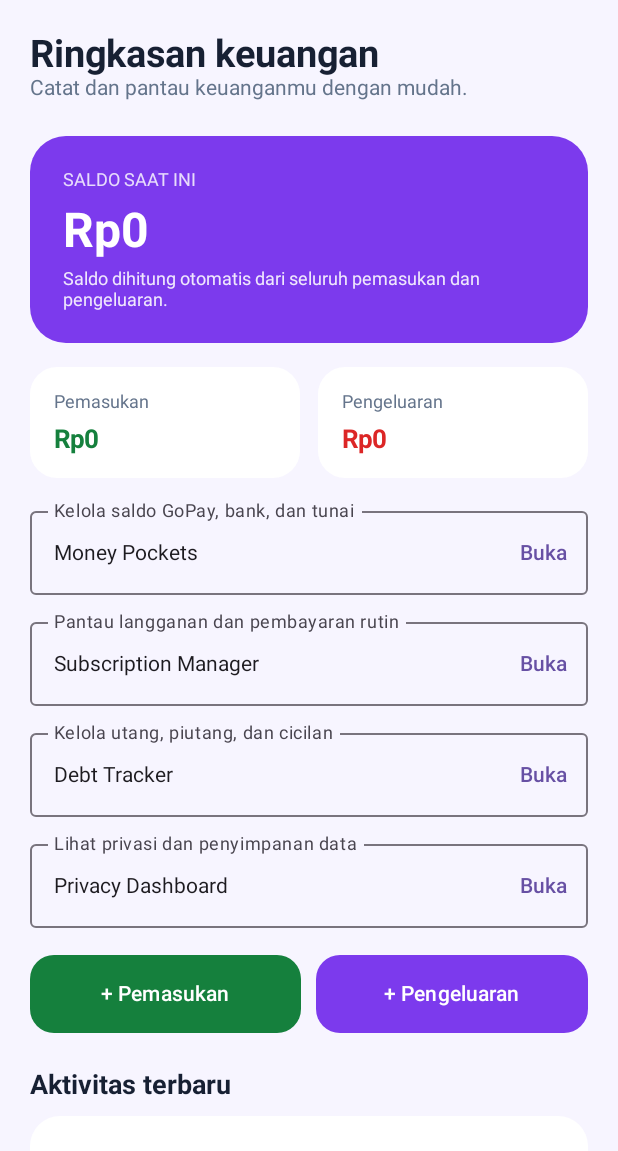
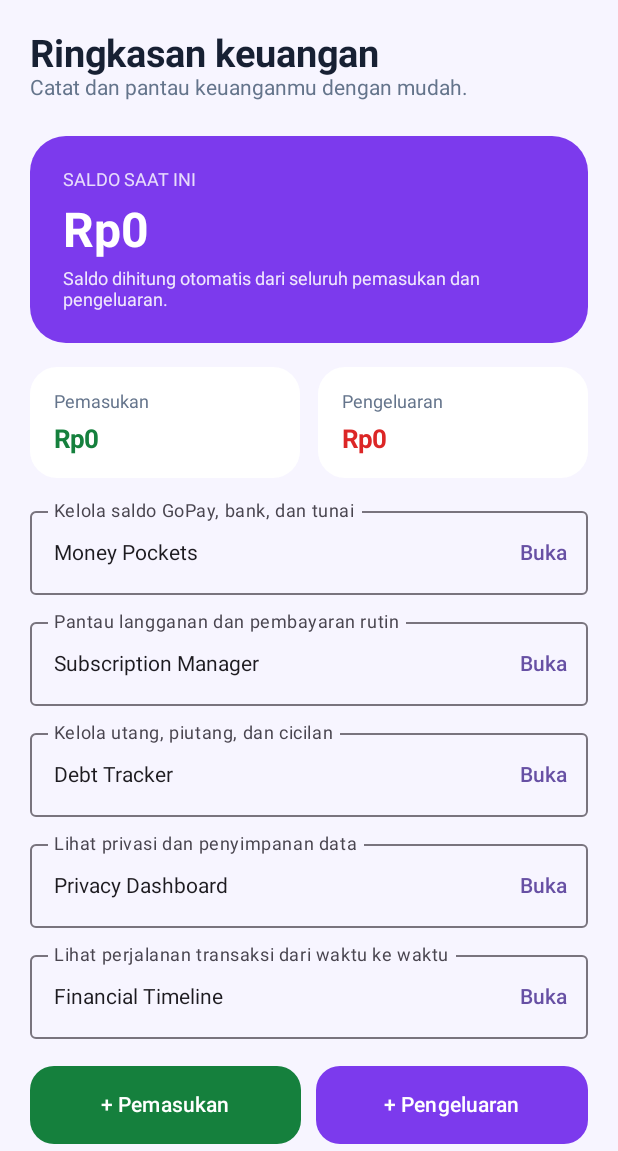
Before and after one commit to liffffp/Nexora, an Android app built with Jetpack Compose: the composable NexoraDashboard shown on its own in the app's theme, on a phone screen of 412 x 824 dp, the part 85-1236 px from its top. Run offline under Robolectric (Android 15) with nearby library versions, the phone set to English and light mode, and no system bars.

Commit message:
Add Financial Timeline dashboard entry

```diff
--- a/app/src/main/java/com/nexora/app/MainActivity.kt
+++ b/app/src/main/java/com/nexora/app/MainActivity.kt
@@ -140,6 +140,11 @@ private fun NexoraDashboard() {
     val showSubscriptions = remember { mutableStateOf(false) }
     val showDebtTracker = remember { mutableStateOf(false) }
     val showPrivacyDashboard = remember { mutableStateOf(false) }
+    val showFinancialTimeline = remember { mutableStateOf(false) }
+    if (showFinancialTimeline.value) {
+        FinancialTimelineScreen(onBack = { showFinancialTimeline.value = false })
+        return
+    }
     if (showPrivacyDashboard.value) {
         PrivacyDashboardScreen(onBack = { showPrivacyDashboard.value = false })
         return
@@ -224,6 +229,8 @@ private fun NexoraDashboard() {
             OutlinedTextField(value = "Debt Tracker", onValueChange = {}, readOnly = true, modifier = Modifier.fillMaxWidth(), trailingIcon = { TextButton(onClick = { showDebtTracker.value = true }) { Text("Buka") } }, label = { Text("Kelola utang, piutang, dan cicilan") })
             Spacer(modifier = Modifier.height(10.dp))
             OutlinedTextField(value = "Privacy Dashboard", onValueChange = {}, readOnly = true, modifier = Modifier.fillMaxWidth(), trailingIcon = { TextButton(onClick = { showPrivacyDashboard.value = true }) { Text("Buka") } }, label = { Text("Lihat privasi dan penyimpanan data") })
+            Spacer(modifier = Modifier.height(10.dp))
+            OutlinedTextField(value = "Financial Timeline", onValueChange = {}, readOnly = true, modifier = Modifier.fillMaxWidth(), trailingIcon = { TextButton(onClick = { showFinancialTimeline.value = true }) { Text("Buka") } }, label = { Text("Lihat perjalanan transaksi dari waktu ke waktu") })
             Spacer(modifier = Modifier.height(18.dp))
             Row(modifier = Modifier.fillMaxWidth(), horizontalArrangement = Arrangement.spacedBy(10.dp)) {
                 Button(
```
